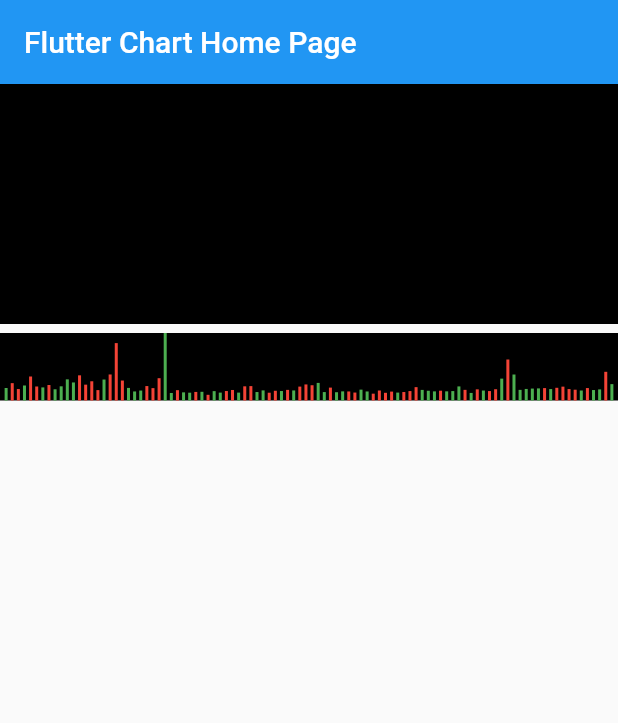
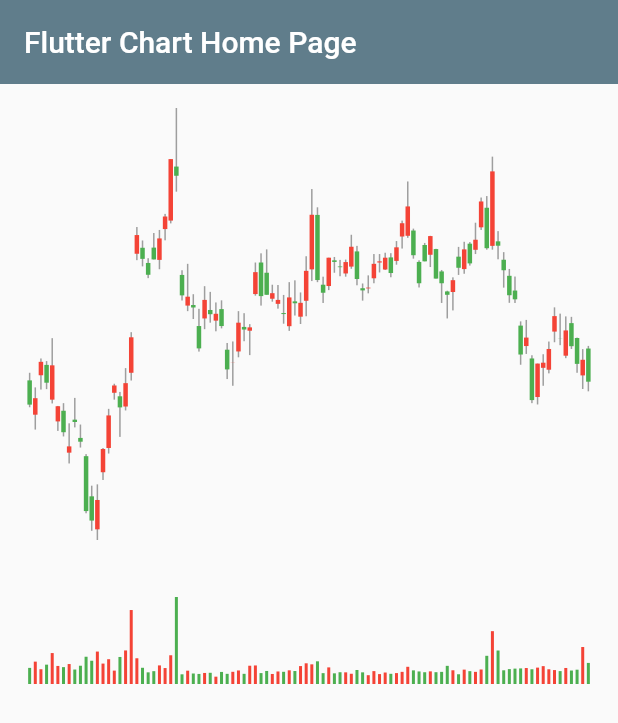
Before and after one commit to hamed-rezaee/flutter_chart, a Flutter app: the screen it shows after launch, on a phone screen of 412 x 824 dp. Shown: the top 723 px of the screen. Run offline on Flutter 3.47's test engine with Material 2 defaults, Android fonts, the phone set to English and light mode, and no system bars.

Commit message:
add candlestick chart.

```diff
--- /dev/null
+++ b/lib/candlestick_painter.dart
@@ -0,0 +1,90 @@
+import 'package:flutter/material.dart';
+
+import 'package:flutter_chart/data/candlestick.dart';
+import 'package:flutter_chart/data/symbol_information.dart';
+
+class CandlestickPainter extends CustomPainter {
+  CandlestickPainter({
+    @required this.symbolInformations,
+    this.wickColor = Colors.grey,
+    this.gainColor = Colors.green,
+    this.lossColor = Colors.red,
+  })  : _wickPaint = Paint()..color = wickColor,
+        _gainPaint = Paint()..color = gainColor,
+        _lossPaint = Paint()..color = lossColor;
+  static const double _wickWidth = 1;
+  static const double _candleWidth = 3;
+
+  final List<SymbolInformation> symbolInformations;
+  final Color wickColor;
+  final Color gainColor;
+  final Color lossColor;
+  final Paint _wickPaint;
+  final Paint _gainPaint;
+  final Paint _lossPaint;
+
+  @override
+  void paint(Canvas canvas, Size size) {
+    if (symbolInformations == null || symbolInformations.isEmpty) {
+      return;
+    }
+
+    final List<Candlestick> candlesticks = _generateCandlesticks(
+      data: symbolInformations,
+      availableSpace: size,
+    );
+
+    for (final Candlestick candlestick in candlesticks) {
+      canvas
+        ..drawRect(
+          Rect.fromLTRB(
+            candlestick.center - _wickWidth / 2,
+            size.height - candlestick.wickHigh,
+            candlestick.center + _wickWidth / 2,
+            size.height - candlestick.wickLow,
+          ),
+          _wickPaint,
+        )
+        ..drawRect(
+          Rect.fromLTRB(
+            candlestick.center - _candleWidth / 2,
+            size.height - candlestick.candleOpen,
+            candlestick.center + _candleWidth / 2,
+            size.height - candlestick.candleClose,
+          ),
+          candlestick.paint,
+        );
+    }
+  }
+
+  @override
+  bool shouldRepaint(covariant CustomPainter oldDelegate) => true;
+
+  List<Candlestick> _generateCandlesticks({
+    @required List<SymbolInformation> data,
+    @required Size availableSpace,
+  }) {
+    final double lowestValue = SymbolInformation.getLowestValue(data);
+    final double highestValue = SymbolInformation.getHighestValue(data);
+    final double pixelsPerTimeWindow = availableSpace.width / (data.length + 1);
+    final double pixelsPerValue =
+        availableSpace.height / (highestValue - lowestValue);
+
+    final List<Candlestick> candlesticks = <Candlestick>[];
+
+    for (int i = 0; i < data.length; i++) {
+      candlesticks.add(
+        Candlestick(
+          center: (i + 1) * pixelsPerTimeWindow,
+          wickHigh: (data[i].high - lowestValue) * pixelsPerValue,
+          wickLow: (data[i].low - lowestValue) * pixelsPerValue,
+          candleOpen: (data[i].open - lowestValue) * pixelsPerValue,
+          candleClose: (data[i].close - lowestValue) * pixelsPerValue,
+          paint: SymbolInformation.isGain(data[i]) ? _gainPaint : _lossPaint,
+        ),
+      );
+    }
+
+    return candlesticks;
+  }
+}
--- /dev/null
+++ b/lib/data/candlestick.dart
@@ -0,0 +1,19 @@
+import 'package:flutter/material.dart';
+
+class Candlestick {
+  Candlestick({
+    @required this.center,
+    @required this.wickHigh,
+    @required this.wickLow,
+    @required this.candleOpen,
+    @required this.candleClose,
+    @required this.paint,
+  });
+
+  final double center;
+  final double wickHigh;
+  final double wickLow;
+  final double candleOpen;
+  final double candleClose;
+  final Paint paint;
+}
--- a/lib/data/symbol_information.dart
+++ b/lib/data/symbol_information.dart
@@ -45,6 +45,22 @@ class SymbolInformation {
     return informations;
   }
 
+  static double getHighestValue(List<SymbolInformation> symbolInformations) =>
+      symbolInformations
+          .fold(
+              symbolInformations.first,
+              (SymbolInformation previous, SymbolInformation current) =>
+                  current.high > previous.high ? current : previous)
+          .high;
+
+  static double getLowestValue(List<SymbolInformation> symbolInformations) =>
+      symbolInformations
+          .fold(
+              symbolInformations.first,
+              (SymbolInformation previous, SymbolInformation current) =>
+                  current.low < previous.low ? current : previous)
+          .low;
+
   static int getMaxValume(List<SymbolInformation> symbolInformations) =>
       symbolInformations
           .fold(
--- a/lib/main.dart
+++ b/lib/main.dart
@@ -1,4 +1,5 @@
 import 'package:flutter/material.dart';
+import 'package:flutter_chart/candlestick_painter.dart';
 
 import 'package:flutter_chart/data/symbol_information.dart';
 import 'package:flutter_chart/stock_volume_painter.dart';
@@ -10,7 +11,7 @@ class App extends StatelessWidget {
   Widget build(BuildContext context) => MaterialApp(
         title: 'Flutter Demo',
         theme: ThemeData(
-          primarySwatch: Colors.blue,
+          primarySwatch: Colors.blueGrey,
         ),
         home: const HomePage(title: 'Flutter Chart Home Page'),
       );
@@ -32,16 +33,12 @@ class _HomePageState extends State<HomePage> {
           elevation: 0,
           title: Text(widget.title),
         ),
-        body: Column(
+        body: SingleChildScrollView(
+          child: Column(
             children: <Widget>[
               Container(
-              height: 160,
-              color: Colors.black,
-            ),
-            const SizedBox(height: 6),
-            Container(
-              height: 45,
-              color: Colors.black,
+                padding: const EdgeInsets.all(16),
+                height: 320,
                 child: FutureBuilder<List<SymbolInformation>>(
                   future: SymbolInformation.getInformationFromAsset(
                     context: context,
@@ -54,11 +51,36 @@ class _HomePageState extends State<HomePage> {
                   ) =>
                       CustomPaint(
                     size: Size.infinite,
-                  painter: StockVolumePainter(symbolInformations: snapshot.data),
+                    painter: CandlestickPainter(
+                      symbolInformations: snapshot.data,
+                    ),
+                  ),
+                ),
+              ),
+              const SizedBox(height: 6),
+              Container(
+                padding: const EdgeInsets.all(16),
+                height: 90,
+                child: FutureBuilder<List<SymbolInformation>>(
+                  future: SymbolInformation.getInformationFromAsset(
+                    context: context,
+                    fileName: 'query_daily.json',
+                  ),
+                  initialData: const <SymbolInformation>[],
+                  builder: (
+                    BuildContext context,
+                    AsyncSnapshot<List<SymbolInformation>> snapshot,
+                  ) =>
+                      CustomPaint(
+                    size: Size.infinite,
+                    painter: StockVolumePainter(
+                      symbolInformations: snapshot.data,
+                    ),
                   ),
                 ),
               ),
             ],
           ),
+        ),
       );
 }
```
Lines whose indentation alone changed are shown as unchanged.
